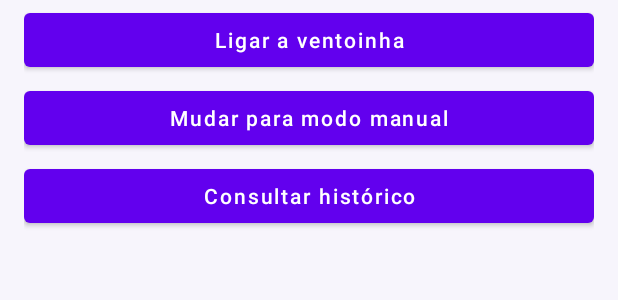
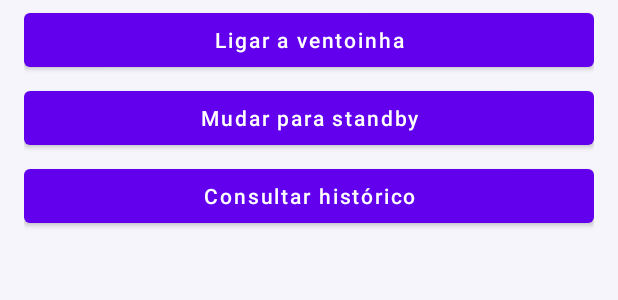
Before and after one commit to TiagoMartins3312/TAM, an Android app: the layout activity_main2.xml on its own in the app's theme, with its tools: preview values and no code run, on a phone screen of 412 x 824 dp. Shown: the part 636-936 px from the top of the screen. Run offline under Robolectric (Android 15) with nearby library versions, the phone set to English and light mode, and no system bars; network calls fail.

Commit message:
Standby pela app e botão da ventoinha sempre ativo
- App: troca "Mudar para modo manual" por "Mudar para standby",
  remove o modo manual e a barra de velocidade, botão da ventoinha
  sempre clicável.
- Arduino: ventoinha liga só se a app deixar (fan_on) e houver calor;
  standby vem da app (LEDs a piscar) e o botão físico avisa a API;
  envia o estado real em fan_actual_on.
- API: aceita standby e volta a gravar o estado real do Arduino em
  colunas próprias, sem apagar os comandos da app.
- CodigoBD: migração com a coluna standby em "TAM_Android".actuator_state.

Co-Authored-By: Claude Opus 5.5 <noreply@anthropic.com>

```diff
--- a/TAM/MyApplication2102026/app/src/main/java/com/example/myapplication2102026/ApiManager.kt
+++ b/TAM/MyApplication2102026/app/src/main/java/com/example/myapplication2102026/ApiManager.kt
@@ -18,7 +18,8 @@ class ApiManager private constructor(context: Context) {
     private val requestQueue: RequestQueue =
         Volley.newRequestQueue(context.applicationContext)
 
-    private val baseUrl = "https://tam-omega-silk.vercel.app/"
+    // Sem "/" no fim, senão os URLs ficam ".app//actuators".
+    private val baseUrl = "https://tam-omega-silk.vercel.app"
 
     companion object {
         @Volatile
--- a/TAM/MyApplication2102026/app/src/main/res/layout/activity_main2.xml
+++ b/TAM/MyApplication2102026/app/src/main/res/layout/activity_main2.xml
@@ -143,61 +143,14 @@
         android:text="Ligar a ventoinha"
         android:textAllCaps="false" />
 
+    <!-- Substitui o antigo botão "Mudar para modo manual" -->
     <Button
-        android:id="@+id/buttonMode"
+        android:id="@+id/buttonStandby"
         android:layout_width="match_parent"
         android:layout_height="48dp"
         android:layout_marginTop="4dp"
-        android:text="Mudar para modo manual"
+        android:text="Mudar para standby"
         android:textAllCaps="false" />
-
-    <!-- Só é apresentado no modo manual -->
-    <LinearLayout
-        android:id="@+id/speedControls"
-        android:layout_width="match_parent"
-        android:layout_height="wrap_content"
-        android:orientation="vertical"
-        android:visibility="gone"
-        android:paddingTop="8dp"
-        android:paddingBottom="8dp">
-
-        <TextView
-            android:id="@+id/tvFanSpeed"
-            android:layout_width="match_parent"
-            android:layout_height="wrap_content"
-            android:text="Velocidade da ventoinha: 50%"
-            android:textColor="#241044"
-            android:textSize="15sp"
-            android:textStyle="bold" />
-
-        <SeekBar
-            android:id="@+id/seekBarFanSpeed"
-            android:layout_width="match_parent"
-            android:layout_height="wrap_content"
-            android:max="100"
-            android:progress="50" />
-
-        <LinearLayout
-            android:layout_width="match_parent"
-            android:layout_height="wrap_content"
-            android:orientation="horizontal">
-
-            <TextView
-                android:layout_width="0dp"
-                android:layout_height="wrap_content"
-                android:layout_weight="1"
-                android:text="0%"
-                android:textColor="#756B85"
-                android:textSize="12sp" />
-
-            <TextView
-                android:layout_width="wrap_content"
-                android:layout_height="wrap_content"
-                android:text="100%"
-                android:textColor="#756B85"
-                android:textSize="12sp" />
-        </LinearLayout>
-    </LinearLayout>
 
     <Button
         android:id="@+id/buttonLogs"
```
Also changed, not shown: TAM/MyApplication2102026/app/src/main/java/com/example/myapplication2102026/MainActivity2.kt (+77 -113 lines), 5 other files.
